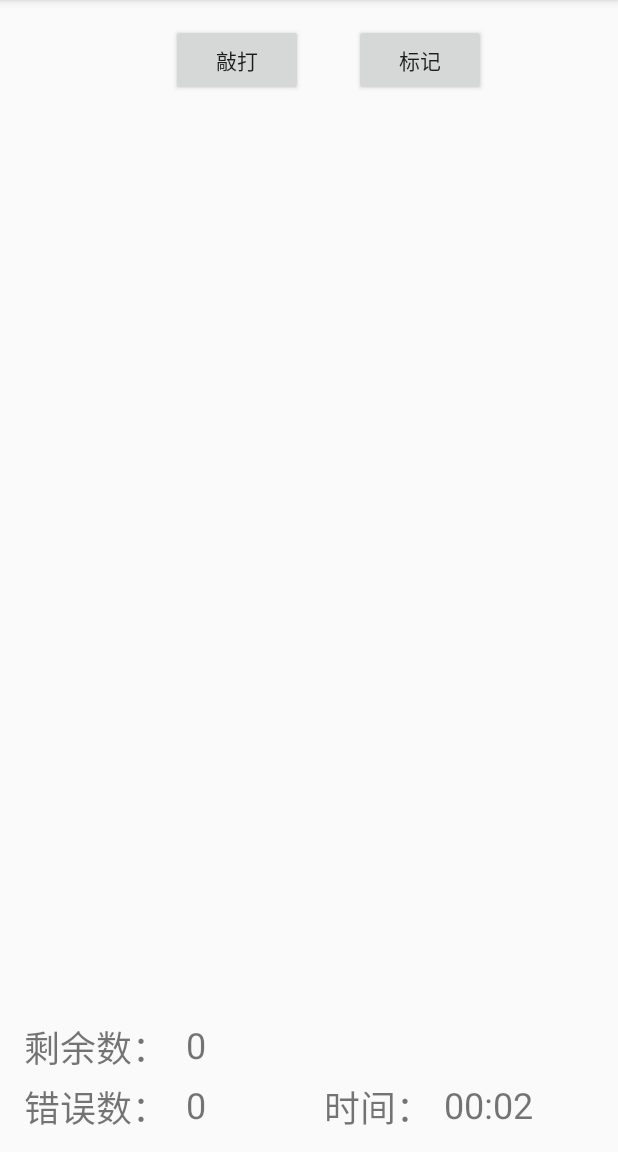
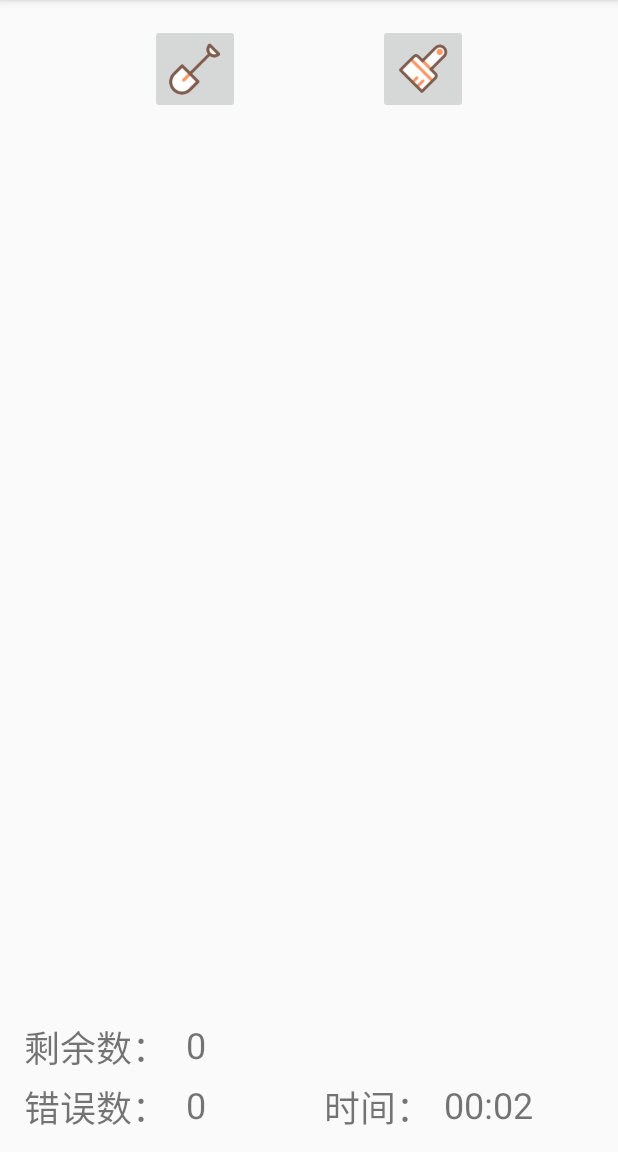
Before and after one commit to bencq/PaintGame, an Android app: the PlayGameActivity screen opened directly, with no data from a screen before it, on a phone screen of 412 x 824 dp, the part 84-1236 px from its top. Run offline under Robolectric (Android 15) with nearby library versions, the phone set to English and light mode, and no system bars; 2 statements that could not run were skipped.

Commit message:
imageButton

```diff
--- a/app/src/main/java/com/example/deep/paintgame/PlayGameActivity.java
+++ b/app/src/main/java/com/example/deep/paintgame/PlayGameActivity.java
@@ -3,11 +3,8 @@ package com.example.deep.paintgame;
 import android.content.Intent;
 import android.content.SharedPreferences;
 import android.graphics.Color;
-import android.graphics.drawable.ColorDrawable;
 import android.graphics.drawable.GradientDrawable;
 import android.os.Bundle;
-import android.support.annotation.ColorInt;
-import android.support.annotation.ColorLong;
 import android.support.v7.app.AppCompatActivity;
 import android.util.DisplayMetrics;
 import android.util.Log;
@@ -16,6 +13,7 @@ import android.view.View;
 import android.view.ViewGroup;
 import android.view.animation.AnimationSet;
 import android.widget.Button;
+import android.widget.ImageButton;
 import android.widget.RelativeLayout;
 import android.widget.TextView;
 import android.widget.Toast;
@@ -26,6 +24,11 @@ import com.example.deep.paintgame.animation.Animation;
 public class PlayGameActivity extends AppCompatActivity {
     //
     private static final String TAG = "PlayGameActivity";
+
+
+
+
+
     //方块状态
     public static final int PANE_NOT_EXISTED = 0;
     public static final int PANE_DEFAULT = 1;
@@ -46,7 +49,7 @@ public class PlayGameActivity extends AppCompatActivity {
     private int correctCount = 0;//正确数
     private int totalPaneCount = 0;//总方格数
 
-    private int border_width = 1;//stroke宽度
+    private int border_width = 1;//stroke宽度private int border_width = 1;//stroke宽度
 
     private Button[][] buttons; // 按钮对象
     private int[][] problem_rightAnswer; // 当前题目的正确答案
@@ -55,14 +58,13 @@ public class PlayGameActivity extends AppCompatActivity {
     private int errorCount = 0; // 当前的错误数
     private int time_minute = 0; // 游戏时间的分钟数
     private int time_second = 0; // 游戏时间的秒数
-    private Button button_playGame_knock; // 敲打按钮对象
-    private Button button_playGame_mark;  // 绘图按钮对象
+    private ImageButton imageButton_playGame_knock; // 敲打按钮对象
+    private ImageButton imageButton_playGame_mark;  // 绘图按钮对象
     private TextView textView_errorCountNumber; // 错误数字文字对象
     private TextView textView_remainCountNumber;
     private TextView textView_time; // 时间文字对象
     private Thread timeThread; // 计时器线程对象
     private Thread buttonThread; // 按钮事件线程对象
-
 
 
 
@@ -75,8 +77,8 @@ public class PlayGameActivity extends AppCompatActivity {
 
 
         //初始化组件
-        button_playGame_knock = findViewById(R.id.button_playGame_knock);
-        button_playGame_mark = findViewById(R.id.button_playGame_mark);
+        imageButton_playGame_knock = findViewById(R.id.imageButton_playGame_knock);
+        imageButton_playGame_mark = findViewById(R.id.imageButton_playGame_mark);
         textView_errorCountNumber = findViewById(R.id.textView_playGame_ErrorCountNumber);
         textView_remainCountNumber = findViewById(R.id.textView_playGame_RemainCountNumber);
         textView_time = findViewById(R.id.textView_playGame_TimeNumber);
@@ -91,38 +93,38 @@ public class PlayGameActivity extends AppCompatActivity {
         createGame();
 
         //按钮事件
-        button_playGame_knock.setOnClickListener(new View.OnClickListener() {
+        imageButton_playGame_knock.setOnClickListener(new View.OnClickListener() {
             @Override
             public void onClick(View v) {
                 if(currentColor == PANE_NOT_EXISTED)
                 {
                     currentColor = PANE_DEFAULT;
-                    button_playGame_knock.setBackgroundColor(Color.LTGRAY);
-                    button_playGame_mark.setBackgroundColor(Color.LTGRAY);
+                    imageButton_playGame_knock.setBackgroundColor(Color.LTGRAY);
+                    imageButton_playGame_mark.setBackgroundColor(Color.LTGRAY);
                 }
                 else
                 {
                     currentColor = PANE_NOT_EXISTED;
-                    button_playGame_knock.setBackgroundColor(Color.RED);
-                    button_playGame_mark.setBackgroundColor(Color.LTGRAY);
+                    imageButton_playGame_knock.setBackgroundColor(Color.RED);
+                    imageButton_playGame_mark.setBackgroundColor(Color.LTGRAY);
                 }
             }
         });
 
-        button_playGame_mark.setOnClickListener(new View.OnClickListener() {
+        imageButton_playGame_mark.setOnClickListener(new View.OnClickListener() {
             @Override
             public void onClick(View v) {
                 if(currentColor == PANE_MARKED)
                 {
                     currentColor = PANE_DEFAULT;
-                    button_playGame_knock.setBackgroundColor(Color.LTGRAY);
-                    button_playGame_mark.setBackgroundColor(Color.LTGRAY);
+                    imageButton_playGame_knock.setBackgroundColor(Color.LTGRAY);
+                    imageButton_playGame_mark.setBackgroundColor(Color.LTGRAY);
                 }
                 else
                 {
                     currentColor = PANE_MARKED;
-                    button_playGame_knock.setBackgroundColor(Color.LTGRAY);
-                    button_playGame_mark.setBackgroundColor(Color.GREEN);
+                    imageButton_playGame_knock.setBackgroundColor(Color.LTGRAY);
+                    imageButton_playGame_mark.setBackgroundColor(Color.GREEN);
                 }
             }
         });
@@ -147,6 +149,7 @@ public class PlayGameActivity extends AppCompatActivity {
         GradientDrawable drawable = new GradientDrawable();
         drawable.setShape(GradientDrawable.RECTANGLE);
         drawable.setStroke(border_width, Color.BLACK);
+
 
 
         // 若玩家已经完成题目，则渲染正确答案，否则渲染玩家的当前答案
@@ -182,12 +185,12 @@ public class PlayGameActivity extends AppCompatActivity {
      * 渲染全部答案按钮的对应颜色
      */
     public void drawButtonsByAnswer() {
-        int border_width = 1;
         for (int row = 0; row < problem_size; ++row) {
             for (int col = 0; col < problem_size; ++col) {
                 GradientDrawable drawable = new GradientDrawable();
                 drawable.setShape(GradientDrawable.RECTANGLE);
                 drawable.setStroke(border_width, Color.BLACK);
+
 
                 // 若玩家已经完成题目，则渲染正确答案，否则渲染玩家的当前答案
                 int targetAnswer;
@@ -322,12 +325,6 @@ public class PlayGameActivity extends AppCompatActivity {
 
                 // 设置按钮样式
                 RelativeLayout.LayoutParams buttonParam = new RelativeLayout.LayoutParams(button_size, button_size);
-                /*GradientDrawable drawable = new GradientDrawable();
-                drawable.setShape(GradientDrawable.RECTANGLE);
-                drawable.setColor(Color.LTGRAY);
-                drawable.setStroke(border_width,Color.BLACK);
-                drawable.setAlpha(0x7f);
-                buttons[row][col].setBackgroundDrawable(drawable);*/
                 buttonParam.leftMargin = textView_size + button_size * col; // 横坐标定位
                 buttonParam.topMargin = textView_size + button_size * row; // 纵坐标定位
                 relativeLayout_playGame_button.addView(buttons[row][col], buttonParam); // 将按钮放入layout组件
--- a/app/src/main/res/layout/activity_playgame.xml
+++ b/app/src/main/res/layout/activity_playgame.xml
@@ -42,28 +42,25 @@
         app:layout_constraintStart_toEndOf="@+id/textView_playGame_RemainCount" />
 
 
+    <ImageButton
+        android:id="@+id/imageButton_playGame_knock"
+        android:layout_width="60dp"
+        android:layout_height="60dp"
+        android:layout_marginStart="100dp"
+        android:layout_marginTop="16dp"
+        android:scaleType="centerCrop"
+        android:src="@drawable/shovel"
+        app:layout_constraintStart_toStartOf="parent"
+        app:layout_constraintTop_toTopOf="parent" />
 
-    <Button
-        android:id="@+id/button_playGame_knock"
-        android:layout_width="wrap_content"
-        android:layout_height="wrap_content"
-        android:layout_marginEnd="8dp"
-        android:layout_marginStart="88dp"
+    <ImageButton
+        android:id="@+id/imageButton_playGame_mark"
+        android:layout_width="60dp"
+        android:layout_height="60dp"
+        android:layout_marginEnd="100dp"
         android:layout_marginTop="16dp"
-        android:text="敲打"
-        app:layout_constraintEnd_toStartOf="@+id/button_playGame_mark"
-        app:layout_constraintStart_toStartOf="parent"
-        app:layout_constraintTop_toTopOf="parent"
-        android:layout_marginRight="8dp"
-        android:layout_marginLeft="88dp" />
-
-    <Button
-        android:id="@+id/button_playGame_mark"
-        android:layout_width="wrap_content"
-        android:layout_height="wrap_content"
-        android:layout_marginEnd="88dp"
-        android:layout_marginRight="88dp"
-        android:layout_marginTop="16dp"
+        android:scaleType="centerCrop"
+        android:src="@drawable/brush"
         android:text="标记"
         app:layout_constraintEnd_toEndOf="parent"
         app:layout_constraintTop_toTopOf="parent" />
```
Also changed, not shown: app/src/main/res/drawable/brush.png (added), app/src/main/res/drawable/shovel.png (added).
